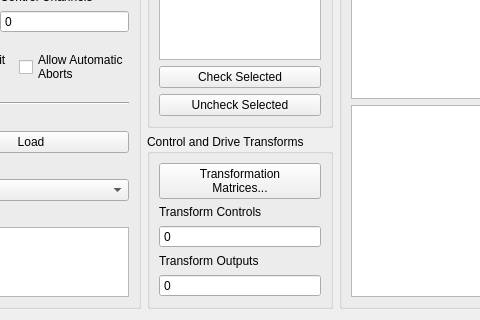
Above: src/rattlesnake/user_interface/ui_files/sine_definition.ui from sandialabs/rattlesnake-vibration-controller before the change; both pictures show x 293 to 773 and y 446 to 766 of the 1366 by 766 pixel window. Below: the same form after it.
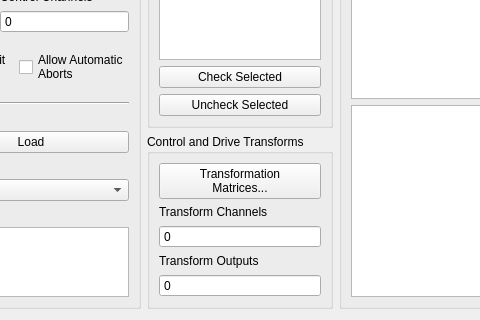
That is the form after the change. Custom widgets are drawn as their Qt base class.

Patch:
```diff
--- a/src/rattlesnake/user_interface/ui_files/sine_definition.ui
+++ b/src/rattlesnake/user_interface/ui_files/sine_definition.ui
@@ -857,7 +857,7 @@
             <item>
              <widget class="QLabel" name="transform_channels_label">
               <property name="text">
-               <string>Transform Controls</string>
+               <string>Transform Channels</string>
               </property>
              </widget>
             </item>
```
Left out of the diff: 119 changed lines with no effect on the pictures.
